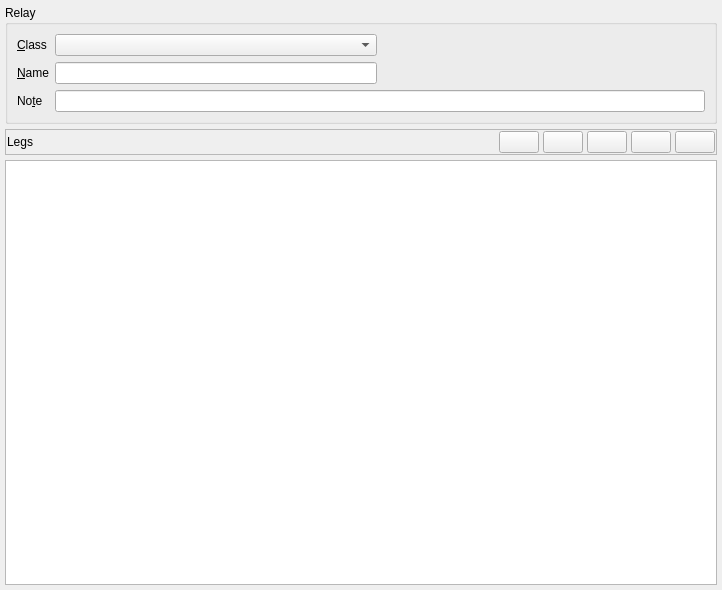
This is quickevent/app/plugins/qml/Relays/src/relaywidget.ui in Quick-Event/quickbox as Qt 5 draws it before an edit. The edited form follows.
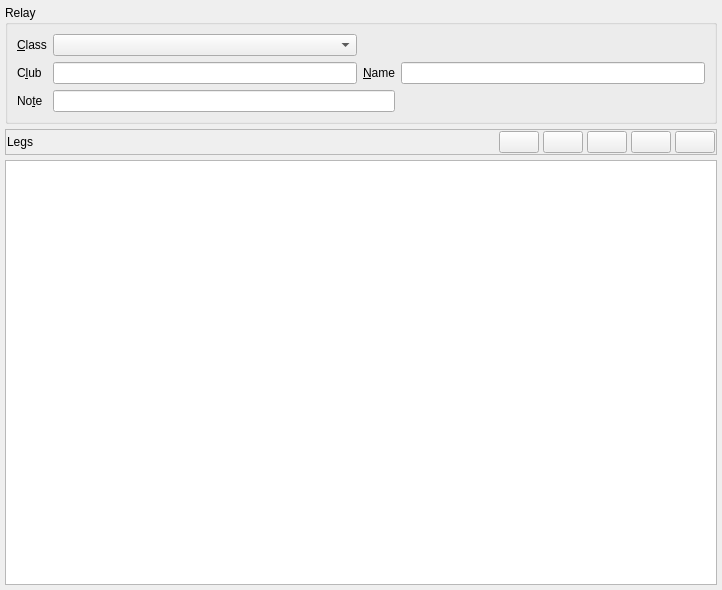
This is the edited form. Icons and pictures are not drawn. Custom widgets are drawn as their Qt base class.

```diff
--- a/quickevent/app/plugins/qml/Relays/src/relaywidget.ui
+++ b/quickevent/app/plugins/qml/Relays/src/relaywidget.ui
@@ -35,15 +35,8 @@
       <string>Relay</string>
      </property>
      <layout class="QGridLayout" name="gridLayout">
-      <item row="0" column="1">
-       <widget class="qf::qmlwidgets::ForeignKeyComboBox" name="cbxClass">
-        <property name="dataId" stdset="0">
-         <string notr="true">relays.classId</string>
-        </property>
-       </widget>
-      </item>
-      <item row="1" column="0">
-       <widget class="QLabel" name="label_3">
+      <item row="1" column="2">
+       <widget class="QLabel" name="label_4">
         <property name="text">
          <string>&amp;Name</string>
         </property>
@@ -52,23 +45,6 @@
         </property>
        </widget>
       </item>
-      <item row="1" column="1">
-       <widget class="qf::qmlwidgets::LineEdit" name="lineEdit_6">
-        <property name="dataId" stdset="0">
-         <string notr="true">relays.name</string>
-        </property>
-       </widget>
-      </item>
-      <item row="2" column="0">
-       <widget class="QLabel" name="label_9">
-        <property name="text">
-         <string>No&amp;te</string>
-        </property>
-        <property name="buddy">
-         <cstring>lineEdit_8</cstring>
-        </property>
-       </widget>
-      </item>
       <item row="0" column="0">
        <widget class="QLabel" name="label">
         <property name="text">
@@ -79,25 +55,53 @@
         </property>
        </widget>
       </item>
-      <item row="2" column="1" colspan="2">
+      <item row="1" column="0">
+       <widget class="QLabel" name="label_3">
+        <property name="text">
+         <string>C&amp;lub</string>
+        </property>
+        <property name="buddy">
+         <cstring>lineEdit_6</cstring>
+        </property>
+       </widget>
+      </item>
+      <item row="3" column="0">
+       <widget class="QLabel" name="label_9">
+        <property name="text">
+         <string>No&amp;te</string>
+        </property>
+        <property name="buddy">
+         <cstring>lineEdit_8</cstring>
+        </property>
+       </widget>
+      </item>
+      <item row="0" column="1">
+       <widget class="qf::qmlwidgets::ForeignKeyComboBox" name="cbxClass">
+        <property name="dataId" stdset="0">
+         <string notr="true">relays.classId</string>
+        </property>
+       </widget>
+      </item>
+      <item row="3" column="1" colspan="2">
        <widget class="qf::qmlwidgets::LineEdit" name="lineEdit_8">
         <property name="dataId" stdset="0">
          <string notr="true">relays.note</string>
         </property>
        </widget>
       </item>
-      <item row="1" column="2">
-       <spacer name="horizontalSpacer_2">
-        <property name="orientation">
-         <enum>Qt::Horizontal</enum>
+      <item row="1" column="3">
+       <widget class="qf::qmlwidgets::LineEdit" name="lineEdit_6">
+        <property name="dataId" stdset="0">
+         <string notr="true">relays.name</string>
         </property>
-        <property name="sizeHint" stdset="0">
-         <size>
-          <width>40</width>
-          <height>20</height>
-         </size>
+       </widget>
+      </item>
+      <item row="1" column="1">
+       <widget class="qf::qmlwidgets::LineEdit" name="lineEdit_7">
+        <property name="dataId" stdset="0">
+         <string notr="true">relays.club</string>
         </property>
-       </spacer>
+       </widget>
       </item>
      </layout>
     </widget>
```
Left out of the diff: 4 changed lines with no effect on the pictures.
